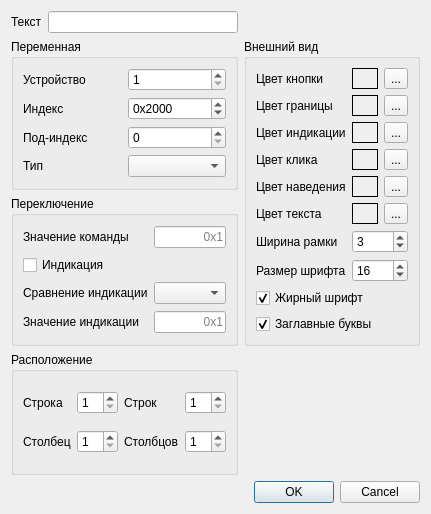
Above: sdovaluebuttoneditdlg.ui from catompiler/QCanDrive before the change. Below: the same form after it.
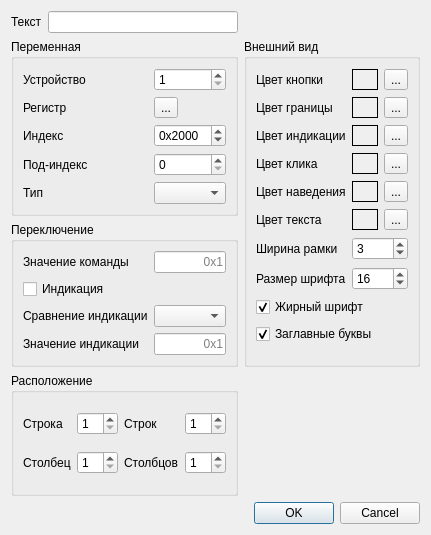
That is the form after the change.

Commit message: add reg select button to cockpit edit dialogs

```diff
--- a/sdovaluebuttoneditdlg.ui
+++ b/sdovaluebuttoneditdlg.ui
@@ -7,7 +7,7 @@
     <x>0</x>
     <y>0</y>
     <width>423</width>
-    <height>514</height>
+    <height>535</height>
    </rect>
   </property>
   <property name="windowTitle">
@@ -51,24 +51,27 @@
       <string>Переменная</string>
      </property>
      <layout class="QGridLayout" name="gridLayout">
-      <item row="3" column="0">
-       <widget class="QLabel" name="lblType">
-        <property name="text">
-         <string>Тип</string>
-        </property>
-       </widget>
-      </item>
-      <item row="3" column="1">
+      <item row="4" column="1">
        <widget class="QComboBox" name="cbType"/>
       </item>
-      <item row="1" column="0">
+      <item row="2" column="0">
        <widget class="QLabel" name="lblIndex">
         <property name="text">
          <string>Индекс</string>
         </property>
        </widget>
       </item>
-      <item row="1" column="1">
+      <item row="0" column="1">
+       <widget class="QSpinBox" name="sbNodeId">
+        <property name="minimum">
+         <number>1</number>
+        </property>
+        <property name="maximum">
+         <number>127</number>
+        </property>
+       </widget>
+      </item>
+      <item row="2" column="1">
        <widget class="QSpinBox" name="sbIndex">
         <property name="prefix">
          <string>0x</string>
@@ -84,13 +87,6 @@
         </property>
        </widget>
       </item>
-      <item row="2" column="1">
-       <widget class="QSpinBox" name="sbSubIndex">
-        <property name="maximum">
-         <number>255</number>
-        </property>
-       </widget>
-      </item>
       <item row="0" column="0">
        <widget class="QLabel" name="lblNodeId">
         <property name="text">
@@ -98,20 +94,38 @@
         </property>
        </widget>
       </item>
-      <item row="2" column="0">
+      <item row="3" column="1">
+       <widget class="QSpinBox" name="sbSubIndex">
+        <property name="maximum">
+         <number>255</number>
+        </property>
+       </widget>
+      </item>
+      <item row="4" column="0">
+       <widget class="QLabel" name="lblType">
+        <property name="text">
+         <string>Тип</string>
+        </property>
+       </widget>
+      </item>
+      <item row="3" column="0">
        <widget class="QLabel" name="lblSubIndex">
         <property name="text">
          <string>Под-индекс</string>
         </property>
        </widget>
       </item>
-      <item row="0" column="1">
-       <widget class="QSpinBox" name="sbNodeId">
-        <property name="minimum">
-         <number>1</number>
+      <item row="1" column="1">
+       <widget class="QToolButton" name="tbRegSel">
+        <property name="text">
+         <string>...</string>
         </property>
-        <property name="maximum">
-         <number>127</number>
+       </widget>
+      </item>
+      <item row="1" column="0">
+       <widget class="QLabel" name="lblReg">
+        <property name="text">
+         <string>Регистр</string>
         </property>
        </widget>
       </item>
```
The commit also changes 25 other files.
